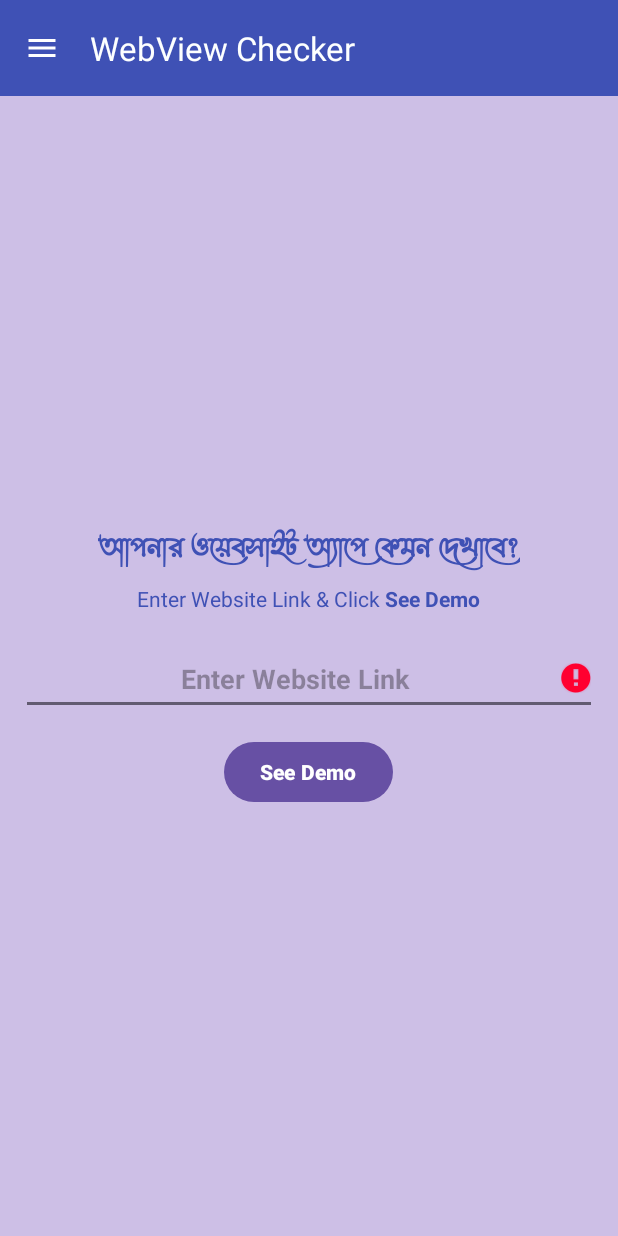
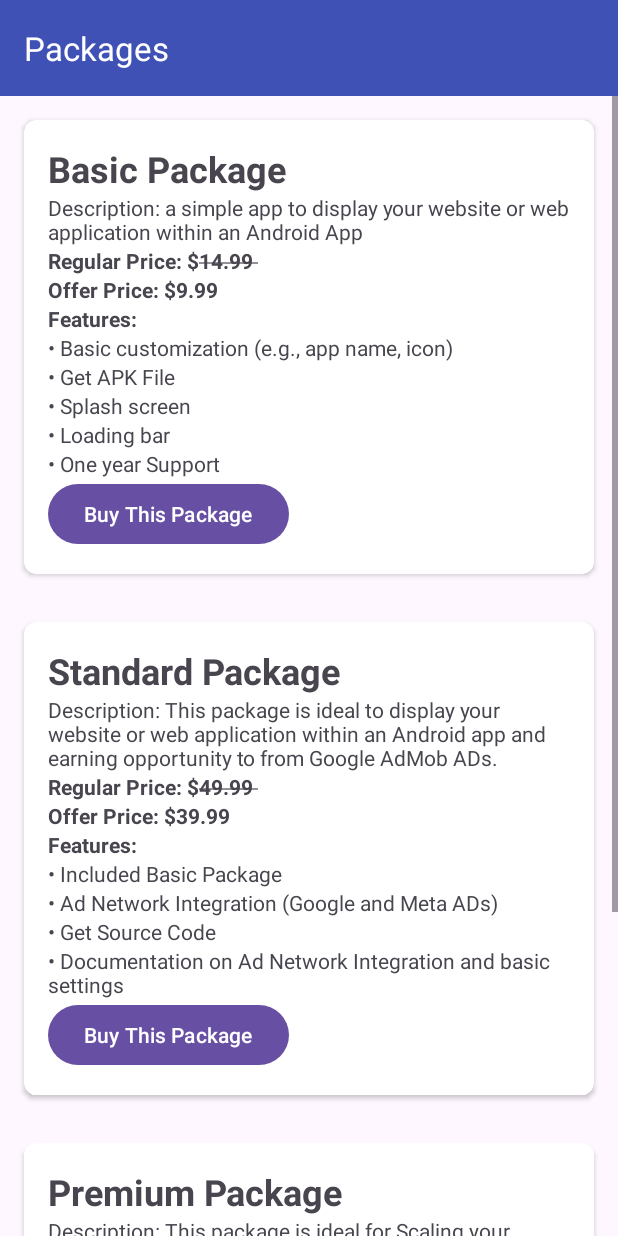
Before and after one commit to bamdyasin/webviewChecker, an Android app: the screen it shows after launch (MainActivity before the commit, BuyApp after it), in the side drawer, after a tap on "Buy Apps", on a phone screen of 412 x 824 dp. Run offline under Robolectric (Android 15) with nearby library versions, the phone set to English and light mode, and no system bars; our stand-ins replace AdMob; pictures from the network do not load; 2 statements that could not run were skipped.

Commit message:
ads implemented

```diff
--- a/app/build.gradle
+++ b/app/build.gradle
@@ -33,7 +33,9 @@ dependencies {
     implementation 'androidx.appcompat:appcompat:1.6.1'
     implementation 'com.google.android.material:material:1.10.0'
     implementation 'androidx.constraintlayout:constraintlayout:2.1.4'
+    implementation 'com.google.android.gms:play-services-ads:22.4.0'
     testImplementation 'junit:junit:4.13.2'
     androidTestImplementation 'androidx.test.ext:junit:1.1.5'
     androidTestImplementation 'androidx.test.espresso:espresso-core:3.5.1'
+
 }
--- /dev/null
+++ b/app/src/main/java/com/yasination/webviewchecker/BuyApp.java
@@ -0,0 +1,106 @@
+package com.yasination.webviewchecker;
+
+import androidx.annotation.NonNull;
+import androidx.appcompat.app.AppCompatActivity;
+import androidx.appcompat.widget.Toolbar;
+
+import android.content.ClipData;
+import android.content.ClipboardManager;
+import android.content.Context;
+import android.content.Intent;
+import android.net.Uri;
+import android.os.Bundle;
+import android.view.View;
+import android.widget.Button;
+import android.widget.Toast;
+
+import com.google.android.gms.ads.AdRequest;
+import com.google.android.gms.ads.LoadAdError;
+import com.google.android.gms.ads.interstitial.InterstitialAd;
+import com.google.android.gms.ads.interstitial.InterstitialAdLoadCallback;
+import com.google.android.material.tabs.TabLayout;
+
+public class BuyApp extends AppCompatActivity {
+    Toolbar toolbar;
+    Button basicPackage, standardPackage, premiumPackage;
+
+    InterstitialAd mInterstitialAd;
+    @Override
+    protected void onCreate(Bundle savedInstanceState) {
+        super.onCreate(savedInstanceState);
+        setContentView(R.layout.activity_buy_app);
+        Toolbar toolbar = findViewById(R.id.toolbar);
+        //setSupportActionBar(toolbar);
+       toolbar.setTitle(R.string.buyClassTitle);
+
+
+        basicPackage = findViewById(R.id.basicPackage);
+        standardPackage = findViewById(R.id.standardPackage);
+        premiumPackage = findViewById(R.id.premiumPackage);
+
+
+        basicPackage.setOnClickListener(new View.OnClickListener() {
+            @Override
+            public void onClick(View v) {
+
+                copyTextToClipboard("I want to buy Basic Package");
+                openWhatsAppProfile();
+
+
+            }
+        });
+
+        standardPackage.setOnClickListener(new View.OnClickListener() {
+            @Override
+            public void onClick(View v) {
+                copyTextToClipboard("I want to buy Standard Package");
+                openWhatsAppProfile();
+
+
+            }
+        });
+
+        premiumPackage.setOnClickListener(new View.OnClickListener() {
+            @Override
+            public void onClick(View v) {
+                copyTextToClipboard("I want to buy Premium Package");
+                openWhatsAppProfile();
+
+
+            }
+        });
+
+
+    }//============== on create end===================
+    public void openWhatsAppProfile() {
+        try {
+            String phoneNumber = "+8801868966864";
+            String url = "https://api.whatsapp.com/send?phone=" + phoneNumber;
+            Intent intent = new Intent(Intent.ACTION_VIEW, Uri.parse(url));
+            startActivity(intent);
+
+            // Show a toast message to provide feedback
+            Toast.makeText(this, "Connecting to seller ...", Toast.LENGTH_SHORT).show();
+        } catch (Exception e) {
+
+            try {
+                String userName ="YasiiNatiion";
+                String url = "https://t.me/"+userName;
+                Intent intent = new Intent(Intent.ACTION_VIEW, Uri.parse(url));
+                startActivity(intent);
+
+            }catch (Exception ee){
+                Toast.makeText(this, "Telegram not installed", Toast.LENGTH_SHORT).show();
+
+            }
+            // Handle exceptions (e.g., WhatsApp not installed)
+            Toast.makeText(this, "WhatsApp is not installed on your device.", Toast.LENGTH_SHORT).show();
+        }
+    }
+
+    public void copyTextToClipboard(String text) {
+        ClipboardManager clipboard = (ClipboardManager) getSystemService(Context.CLIPBOARD_SERVICE);
+        ClipData clip = ClipData.newPlainText("Copied Text", text);
+        clipboard.setPrimaryClip(clip);
+    }
+}
--- a/app/src/main/java/com/yasination/webviewchecker/MainActivity.java
+++ b/app/src/main/java/com/yasination/webviewchecker/MainActivity.java
@@ -16,11 +16,20 @@ import android.widget.Button;
 import android.widget.EditText;
 import android.widget.Toast;
 
+import com.google.android.gms.ads.AdRequest;
+import com.google.android.gms.ads.AdView;
+import com.google.android.gms.ads.LoadAdError;
+import com.google.android.gms.ads.MobileAds;
+import com.google.android.gms.ads.initialization.InitializationStatus;
+import com.google.android.gms.ads.initialization.OnInitializationCompleteListener;
+import com.google.android.gms.ads.interstitial.InterstitialAd;
+import com.google.android.gms.ads.interstitial.InterstitialAdLoadCallback;
 import com.google.android.material.appbar.MaterialToolbar;
 import com.google.android.material.navigation.NavigationView;
 
 import java.util.regex.Matcher;
 import java.util.regex.Pattern;
+
 
 public class MainActivity extends AppCompatActivity {
 
@@ -29,11 +38,44 @@ public class MainActivity extends AppCompatActivity {
     NavigationView navigationView;
     EditText edEnterLink;
     Button btnDemo;
-
+     AdView mAdView;
+    InterstitialAd mInterstitialAd;
     @Override
     protected void onCreate(Bundle savedInstanceState) {
         super.onCreate(savedInstanceState);
         setContentView(R.layout.activity_main);
+
+
+
+        MobileAds.initialize(this, new OnInitializationCompleteListener() {
+            @Override
+            public void onInitializationComplete(InitializationStatus initializationStatus) {
+            }
+        });
+
+
+        mAdView = findViewById(R.id.adView);
+        AdRequest bannerAdRequest = new AdRequest.Builder().build();
+        mAdView.loadAd(bannerAdRequest);
+
+
+        AdRequest adRequest = new AdRequest.Builder().build();
+        InterstitialAd.load(this,"ca-app-pub-3940256099942544/1033173712", adRequest,
+                new InterstitialAdLoadCallback() {
+                    @Override
+                    public void onAdLoaded(@NonNull InterstitialAd interstitialAd) {
+                        // The mInterstitialAd reference will be null until
+                        // an ad is loaded.
+                        mInterstitialAd = interstitialAd;
+                    }
+
+                    @Override
+                    public void onAdFailedToLoad(@NonNull LoadAdError loadAdError) {
+                        // Handle the error
+                        mInterstitialAd = null;
+                    }
+                });
+
 
         drawerLayout = findViewById(R.id.drawerLayout);
         materialToolbar = findViewById(R.id.materialToolbar);
@@ -41,9 +83,11 @@ public class MainActivity extends AppCompatActivity {
         edEnterLink = findViewById(R.id.edEnterLink);
         btnDemo = findViewById(R.id.btnDemo);
 
+
         //================================drawer bridge create================================
         ActionBarDrawerToggle toggle = new ActionBarDrawerToggle(MainActivity.this,drawerLayout,materialToolbar,R.string.drawer_open ,R.string.drawer_close);
         drawerLayout.addDrawerListener(toggle);
+
 
         btnDemo.setOnClickListener(new View.OnClickListener() {
             @Override
@@ -63,7 +107,17 @@ public class MainActivity extends AppCompatActivity {
 
                 }
                 else if (item.getItemId()== R.id.buyApp){
-                    openWhatsAppUser();
+
+                    if (mInterstitialAd != null) {
+                        mInterstitialAd.show(MainActivity.this);
+                    } else {
+                        Toast.makeText(MainActivity.this, "Poor Network", Toast.LENGTH_SHORT).show();
+                    }
+
+                    Intent intent = new Intent(MainActivity.this,BuyApp.class);
+                    startActivity(intent);
+
+                  //  openWhatsAppUser();
                     drawerLayout.closeDrawer(GravityCompat.START);
 
                 }
--- /dev/null
+++ b/app/src/main/res/layout/activity_buy_app.xml
@@ -0,0 +1,245 @@
+<?xml version="1.0" encoding="utf-8"?>
+<LinearLayout xmlns:android="http://schemas.android.com/apk/res/android"
+    xmlns:app="http://schemas.android.com/apk/res-auto"
+    xmlns:tools="http://schemas.android.com/tools"
+    android:layout_width="match_parent"
+    android:layout_height="match_parent"
+    android:orientation="vertical"
+    tools:context=".BuyApp">
+
+    <androidx.appcompat.widget.Toolbar
+        android:id="@+id/toolbar"
+        android:layout_width="match_parent"
+        android:layout_height="?attr/actionBarSize"
+        android:background="#3F51B5"
+        android:elevation="4dp"
+        android:theme="@style/ThemeOverlay.AppCompat.Dark.ActionBar"
+        app:popupTheme="@style/ThemeOverlay.AppCompat.Light"
+        app:layout_scrollFlags="scroll|enterAlways" />
+
+    <ScrollView
+        android:layout_width="match_parent"
+        android:layout_height="match_parent"
+        >
+
+
+        <LinearLayout
+            android:layout_width="match_parent"
+            android:layout_height="match_parent"
+            android:orientation="vertical">
+
+            <!-- Basic Package Card -->
+            <androidx.cardview.widget.CardView
+                android:id="@+id/basicPackageCard"
+                android:layout_width="match_parent"
+                android:layout_height="wrap_content"
+                android:layout_margin="16dp"
+                app:cardCornerRadius="8dp">
+                <LinearLayout
+                    android:layout_width="match_parent"
+                    android:layout_height="match_parent"
+                    android:orientation="vertical"
+                    android:padding="16dp">
+                    <TextView
+                        android:layout_width="wrap_content"
+                        android:layout_height="wrap_content"
+                        android:text="Basic Package"
+                        android:textSize="24sp"
+                        android:textStyle="bold" />
+                    <TextView
+                        android:layout_width="wrap_content"
+                        android:layout_height="wrap_content"
+                        android:text="@string/basicPacDes" />
+                    <!-- Add regular and offer prices -->
+                    <TextView
+                        android:layout_width="wrap_content"
+                        android:layout_height="wrap_content"
+                        android:text="@string/basinPrice"
+                        android:textStyle="bold" />
+                    <TextView
+                        android:layout_width="wrap_content"
+                        android:layout_height="wrap_content"
+                        android:text="Offer Price: $9.99"
+                        android:textStyle="bold" />
+                    <!-- Add features with bullet points -->
+                    <TextView
+                        android:layout_width="wrap_content"
+                        android:layout_height="wrap_content"
+                        android:text="Features:"
+                        android:textStyle="bold" />
+
+                    <TextView
+                        android:layout_width="wrap_content"
+                        android:layout_height="wrap_content"
+                        android:text="&#8226; Basic customization (e.g., app name, icon)" />
+                    <TextView
+                        android:layout_width="wrap_content"
+                        android:layout_height="wrap_content"
+                        android:text="&#8226; Get APK File" />
+                    <TextView
+                        android:layout_width="wrap_content"
+                        android:layout_height="wrap_content"
+                        android:text="&#8226; Splash screen" />
+                    <TextView
+                        android:layout_width="wrap_content"
+                        android:layout_height="wrap_content"
+                        android:text="&#8226; Loading bar" />
+                    <TextView
+                        android:layout_width="wrap_content"
+                        android:layout_height="wrap_content"
+                        android:text="&#8226; One year Support " />
+                    <Button
+                        android:id="@+id/basicPackage"
+                        android:layout_width="wrap_content"
+                        android:layout_height="wrap_content"
+                        android:text="Buy This Package" />
+                </LinearLayout>
+            </androidx.cardview.widget.CardView>
+
+            <!-- Standard Package Card -->
+
+            <androidx.cardview.widget.CardView
+                android:id="@+id/standardPackageCard"
+                android:layout_width="match_parent"
+                android:layout_height="wrap_content"
+                android:layout_margin="16dp"
+                app:cardCornerRadius="8dp">
+                <LinearLayout
+                    android:layout_width="match_parent"
+                    android:layout_height="match_parent"
+                    android:orientation="vertical"
+                    android:padding="16dp">
+                    <TextView
+                        android:layout_width="wrap_content"
+                        android:layout_height="wrap_content"
+                        android:text="Standard Package"
+                        android:textSize="24sp"
+                        android:textStyle="bold" />
+                    <TextView
+                        android:layout_width="wrap_content"
+                        android:layout_height="wrap_content"
+                        android:text="@string/standardPacDes" />
+                    <!-- Add regular and offer prices -->
+                    <TextView
+                        android:layout_width="wrap_content"
+                        android:layout_height="wrap_content"
+                        android:text="@string/standardPrice"
+                        android:textStyle="bold" />
+                    <TextView
+                        android:layout_width="wrap_content"
+                        android:layout_height="wrap_content"
+                        android:text="Offer Price: $39.99"
+                        android:textStyle="bold" />
+                    <!-- Add features with bullet points -->
+                    <TextView
+                        android:layout_width="wrap_content"
+                        android:layout_height="wrap_content"
+                        android:text="Features:"
+                        android:textStyle="bold" />
+                    <TextView
+                        android:layout_width="wrap_content"
+                        android:layout_height="wrap_content"
+                        android:text="&#8226; Included Basic Package" />
+                    <TextView
+                        android:layout_width="wrap_content"
+                        android:layout_height="wrap_content"
+                        android:text="&#8226; Ad Network Integration (Google and Meta ADs) " />
+                    <TextView
+                        android:layout_width="wrap_content"
+                        android:layout_height="wrap_content"
+                        android:text="&#8226; Get Source Code" />
+                    <TextView
+                        android:layout_width="wrap_content"
+                        android:layout_height="wrap_content"
+                        android:text="&#8226; Documentation on Ad Network Integration and basic settings" />
+                    <Button
+                        android:id="@+id/standardPackage"
+                        android:layout_width="wrap_content"
+                        android:layout_height="wrap_content"
+                        android:text="Buy This Package" />
+
+                </LinearLayout>
+            </androidx.cardview.widget.CardView>
+            <!-- Similar layout structure as Basic Package Card -->
+
+            <!-- Premium Package Card -->
+
+            <androidx.cardview.widget.CardView
+                android:id="@+id/premiumPackageCard"
+                android:layout_width="match_parent"
+                android:layout_height="wrap_content"
+                android:layout_margin="16dp"
+                app:cardCornerRadius="8dp">
+                <LinearLayout
+                    android:layout_width="match_parent"
+                    android:layout_height="match_parent"
+                    android:orientation="vertical"
+                    android:padding="16dp">
+                    <TextView
+                        android:layout_width="wrap_content"
+                        android:layout_height="wrap_content"
+                        android:text="Premium Package"
+                        android:textSize="24sp"
+                        android:textStyle="bold" />
+                    <TextView
+                        android:layout_width="wrap_content"
+                        android:layout_height="wrap_content"
+                        android:text="@string/premiumPacDes" />
+                    <!-- Add regular and offer prices -->
+                    <TextView
+                        android:layout_width="wrap_content"
+                        android:layout_height="wrap_content"
+                        android:text="@string/premiumPrice"
+                        android:textStyle="bold" />
+                    <TextView
+                        android:layout_width="wrap_content"
+                        android:layout_height="wrap_content"
+                        android:text="Offer Price: $99.99"
+                        android:textStyle="bold" />
+                    <!-- Add features with bullet points -->
+                    <TextView
+                        android:layout_width="wrap_content"
+                        android:layout_height="wrap_content"
+                        android:text="Features:"
+                        android:textStyle="bold" />
+
+                    <TextView
+                        android:layout_width="wrap_content"
+                        android:layout_height="wrap_content"
+                        android:text="&#8226; Included Basic and Standard Package" />
+
+                    <TextView
+                        android:layout_width="wrap_content"
+                        android:layout_height="wrap_content"
+                        android:text="&#8226; Push Notification sending service" />
+                    <TextView
+                        android:layout_width="wrap_content"
+                        android:layout_height="wrap_content"
+                        android:text="&#8226; In-App Messaging Service" />
+                    <TextView
+                        android:layout_width="wrap_content"
+                        android:layout_height="wrap_content"
+                        android:text="&#8226; Documentation on how to use Firebase for Push Notification, In-app messaging and basic settings" />
+                    <Button
+                        android:id="@+id/premiumPackage"
+                        android:layout_width="wrap_content"
+                        android:layout_height="wrap_content"
+                        android:text="Buy This Package" />
+                </LinearLayout>
+            </androidx.cardview.widget.CardView>
+            <!-- Similar layout structure as Basic Package Card -->
+
+            <androidx.cardview.widget.CardView
+                android:id="@+id/customPackageCard"
+                android:layout_width="match_parent"
+                android:layout_height="wrap_content"
+                android:layout_margin="16dp"
+                app:cardCornerRadius="8dp"/>
+        </LinearLayout>
+
+    </ScrollView>
+
+
+
+
+</LinearLayout>
--- a/app/src/main/res/layout/activity_main.xml
+++ b/app/src/main/res/layout/activity_main.xml
@@ -6,6 +6,7 @@
     android:layout_width="match_parent"
     android:layout_height="match_parent"
     tools:openDrawer="start"
+    android:background="#CDBFE6"
     tools:context=".MainActivity">
 
     <androidx.coordinatorlayout.widget.CoordinatorLayout
@@ -29,6 +30,7 @@
                 app:navigationIcon="@drawable/baseline_menu_24"
                 app:navigationIconTint="@color/white"
                 app:menu="@menu/toolbar_items"
+
                 />
 
         </com.google.android.material.appbar.AppBarLayout>
@@ -42,14 +44,39 @@
 
             >
 
+            <LinearLayout
+                android:layout_width="match_parent"
+                android:layout_height="150dp"
+                android:orientation="vertical"
+                android:id="@+id/adLayout"
+                android:gravity="bottom"
+                android:layout_centerHorizontal="true"
+                android:layout_alignParentBottom="true"
+
+                >
+                <com.google.android.gms.ads.AdView
+                    xmlns:ads="http://schemas.android.com/apk/res-auto"
+                    android:id="@+id/adView"
+                    android:layout_width="match_parent"
+                    android:layout_height="wrap_content"
+                    ads:adSize="SMART_BANNER"
+                    ads:adUnitId="ca-app-pub-3940256099942544/6300978111">
+                </com.google.android.gms.ads.AdView>
+
+            </LinearLayout>
+
+
 
             <LinearLayout
+                android:id="@+id/dashBoard"
                 android:layout_width="match_parent"
                 android:layout_height="match_parent"
                 android:orientation="vertical"
                 android:gravity="center"
+                android:layout_above="@id/adLayout"
                 android:background="#CDBFE6"
                 >
+
 
                 <TextView
                     android:layout_width="wrap_content"
@@ -75,17 +102,14 @@
 
                 <EditText
                     android:id="@+id/edEnterLink"
-                    android:layout_width="match_parent"
+                    android:layout_width="wrap_content"
                     android:layout_height="wrap_content"
                     android:layout_margin="14dp"
-                    android:gravity="center"
-                    android:hint="Enter Website Link"
+                    android:hint="Enter Website Link   "
                     android:minHeight="48dp"
                     android:maxLines="1"
                     android:textSize="18sp"
-                    android:textStyle="bold"
-                    android:focusable="true"
-                    />
+                    android:textStyle="bold"   />
 
 
 
--- a/app/src/main/res/values/strings.xml
+++ b/app/src/main/res/values/strings.xml
@@ -1,9 +1,18 @@
 <resources>
-    <string name="app_name">webview checker</string>
+    <string name="app_name">WebView Checker</string>
     <string name="drawer_open">Drawer Open</string>
     <string name="drawer_close">Drawer Close</string>
     <string name="instruction">আপনার ওয়েবসাইট অ্যাপে কেমন দেখাবে?</string>
     <string name="instruction2">নিচে আপনার WebsiteLink লিখে See Demo বাটনে ক্লিক করুন।</string>
     <string name="instruction3">Enter Website Link &amp; Click <b>See Demo</b></string>
     <string name="user_splash_logo">User Splash Logo</string>
+    <string name="buyClassTitle">Packages</string>
+    <string name="price">Price Tk<strike>1500</strike> Tk 300.oo</string>
+    <string name="basinPrice">Regular Price: $<strike>14.99 </strike></string>
+    <string name="standardPrice">Regular Price: $<strike>49.99 </strike></string>
+    <string name="premiumPrice">Regular Price: $<strike>119.99 </strike></string>
+
+    <string name="basicPacDes">Description: a simple app to display your website or web application within an Android App</string>
+    <string name="standardPacDes">Description: This package is ideal to display your website or web application within an Android app and earning opportunity to from Google AdMob ADs.</string>
+    <string name="premiumPacDes">Description: This package is ideal for Scaling your Business Pushing Notification and In-App Messaging within an Android app </string>
 </resources>
--- a/app/src/main/res/values/themes.xml
+++ b/app/src/main/res/values/themes.xml
@@ -7,3 +7,12 @@
 
     <style name="Theme.WebviewChecker" parent="Base.Theme.WebviewChecker" />
 </resources>
+
+
+
+
+<!--
+
+<style name="Base.Theme.WebviewChecker" parent="Theme.Material3.DayNight.NoActionBar">
+
+-->
```
Also changed, not shown: app/src/main/AndroidManifest.xml (+15 -1 lines), build.gradle (line endings or trailing spaces).
